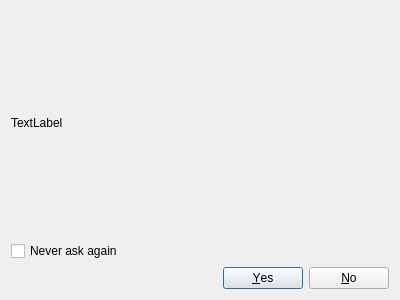
First picture: the form in app/client/Dialogs/ScrobbleSetupDialog.ui, repository mutecypher/lastfm-desktop, before the edit.
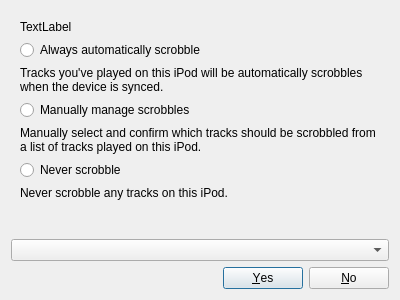
Second picture: the form after the edit. The open tabs and pages were chosen to show the change.

```diff
--- a/app/client/Dialogs/ScrobbleSetupDialog.ui
+++ b/app/client/Dialogs/ScrobbleSetupDialog.ui
@@ -15,18 +15,103 @@
   </property>
   <layout class="QVBoxLayout" name="verticalLayout">
    <item>
-    <widget class="QLabel" name="label">
-     <property name="text">
-      <string>TextLabel</string>
+    <widget class="QStackedWidget" name="stackedWidget">
+     <property name="currentIndex">
+      <number>0</number>
      </property>
+     <widget class="QWidget" name="page">
+      <layout class="QVBoxLayout" name="verticalLayout_2">
+       <item>
+        <widget class="QLabel" name="description">
+         <property name="text">
+          <string>TextLabel</string>
+         </property>
+         <property name="wordWrap">
+          <bool>true</bool>
+         </property>
+        </widget>
+       </item>
+      </layout>
+     </widget>
+     <widget class="QWidget" name="page_2">
+      <layout class="QVBoxLayout" name="verticalLayout_3">
+       <item>
+        <widget class="QLabel" name="moreTitle">
+         <property name="text">
+          <string>TextLabel</string>
+         </property>
+        </widget>
+       </item>
+       <item>
+        <widget class="QRadioButton" name="always">
+         <property name="text">
+          <string>Always automatically scrobble</string>
+         </property>
+        </widget>
+       </item>
+       <item>
+        <widget class="QLabel" name="alwaysLabel">
+         <property name="text">
+          <string>Tracks you've played on this iPod will be automatically scrobbles when the device is synced.</string>
+         </property>
+         <property name="wordWrap">
+          <bool>true</bool>
+         </property>
+        </widget>
+       </item>
+       <item>
+        <widget class="QRadioButton" name="manual">
+         <property name="text">
+          <string>Manually manage scrobbles</string>
+         </property>
+        </widget>
+       </item>
+       <item>
+        <widget class="QLabel" name="manualLabel">
+         <property name="text">
+          <string>Manually select and confirm which tracks should be scrobbled from a list of tracks played on this iPod.</string>
+         </property>
+         <property name="wordWrap">
+          <bool>true</bool>
+         </property>
+        </widget>
+       </item>
+       <item>
+        <widget class="QRadioButton" name="never">
+         <property name="text">
+          <string>Never scrobble</string>
+         </property>
+        </widget>
+       </item>
+       <item>
+        <widget class="QLabel" name="neverLabel">
+         <property name="text">
+          <string>Never scrobble any tracks on this iPod.</string>
+         </property>
+         <property name="wordWrap">
+          <bool>true</bool>
+         </property>
+        </widget>
+       </item>
+       <item>
+        <spacer name="verticalSpacer">
+         <property name="orientation">
+          <enum>Qt::Vertical</enum>
+         </property>
+         <property name="sizeHint" stdset="0">
+          <size>
+           <width>20</width>
+           <height>40</height>
+          </size>
+         </property>
+        </spacer>
+       </item>
+      </layout>
+     </widget>
     </widget>
    </item>
    <item>
-    <widget class="QCheckBox" name="neverAskAgain">
-     <property name="text">
-      <string>Never ask again</string>
-     </property>
-    </widget>
+    <widget class="QComboBox" name="users"/>
    </item>
    <item>
     <widget class="QDialogButtonBox" name="buttonBox">
```
